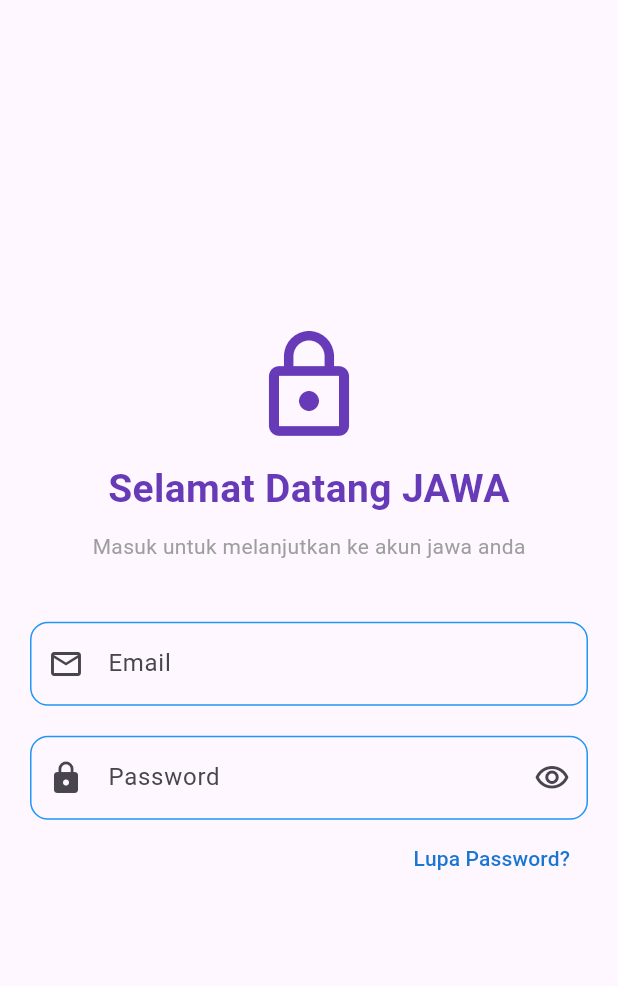
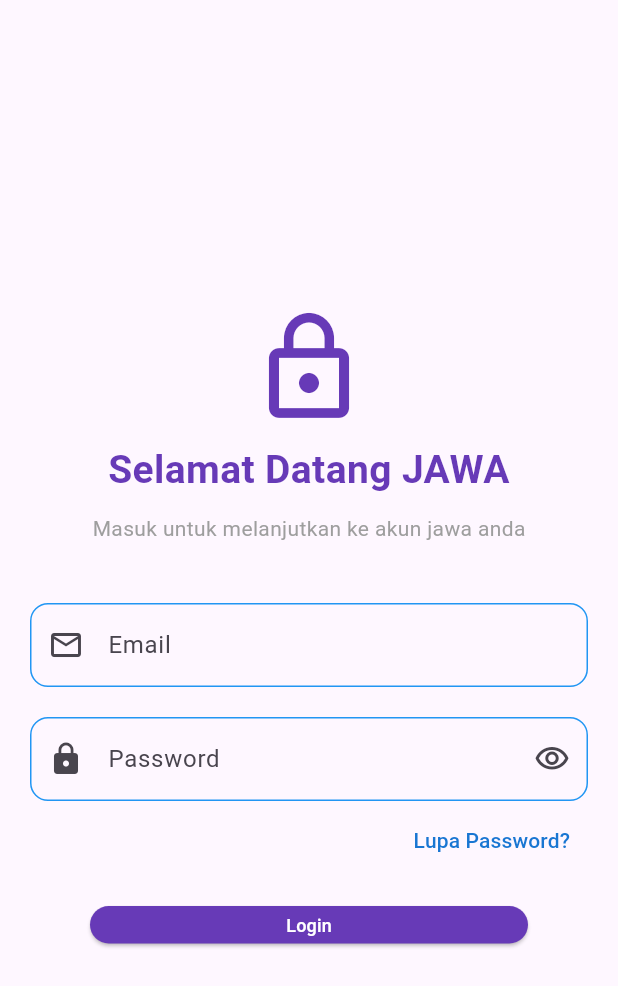
Before and after one commit to IhzaAnasrulloh/KB1179-1123150007-uts, a Flutter app: the login screen opened directly, on a phone screen of 412 x 824 dp. Shown: the top 986 px of the screen. Run offline on Flutter 3.47's test engine with Material 3 defaults, Android fonts, the phone set to English and light mode, and no system bars.

Commit message:
menambahkan tombol login

```diff
--- a/lib/Login Page/login.dart
+++ b/lib/Login Page/login.dart
@@ -93,6 +93,26 @@
                   ),
                   ),
                  SizedBox(height: 20,),
+
+                 Container(
+              margin: EdgeInsets.only(left: 40, right: 40),
+              child: SizedBox(
+                height: 25,
+                width: double.infinity,
+                child: ElevatedButton(onPressed: (){
+                },
+                style: ElevatedButton.styleFrom(
+                  backgroundColor: Colors.deepPurple,
+                ),
+                child: Text("Login",
+                style: TextStyle(
+                fontSize: 12,
+                color: Colors.white,
+                      ),
+                    ),
+                  ),
+                ),
+              ),
             ],
           ),
         ),
```
